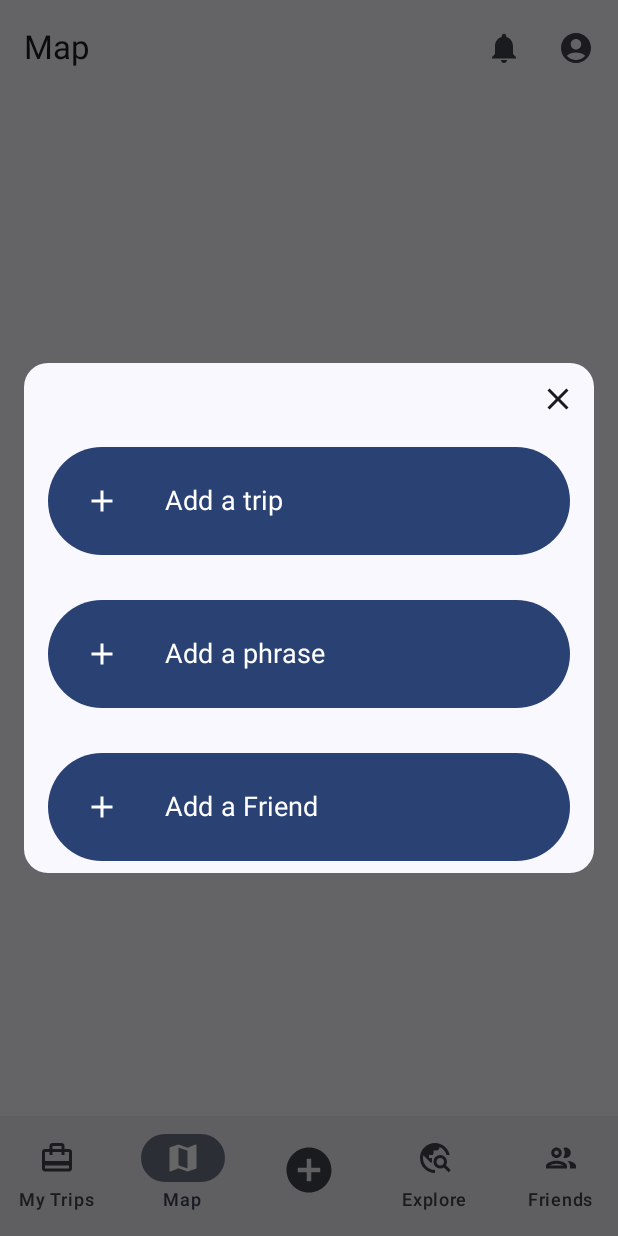
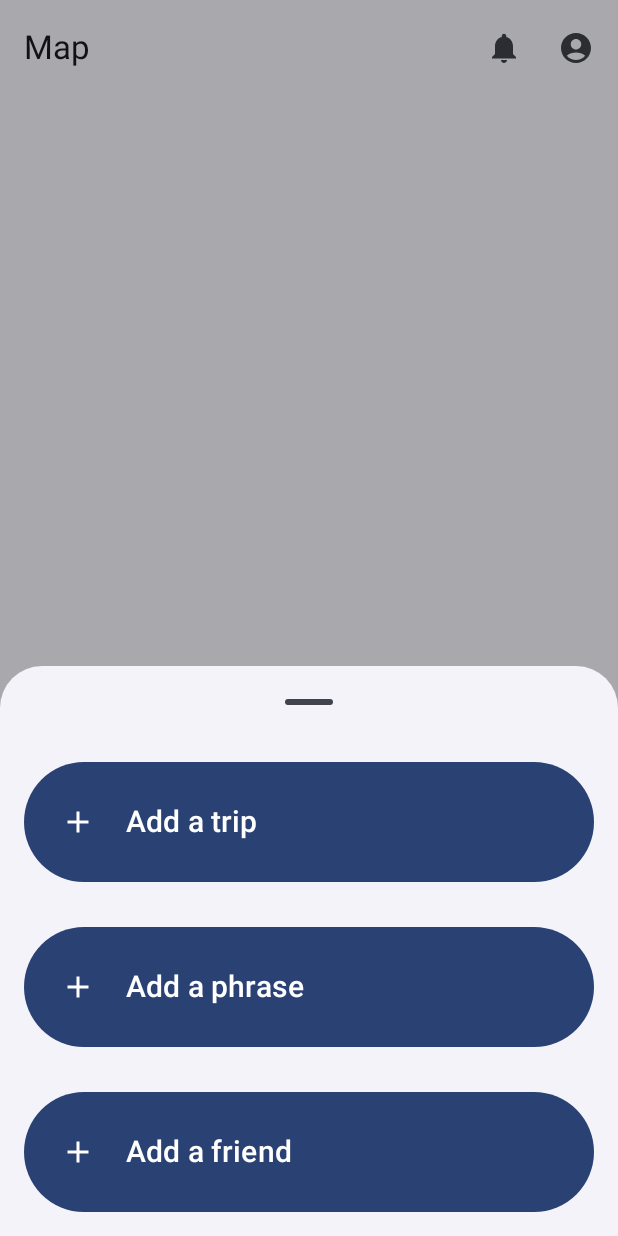
Before and after one commit to Maciek451/TravelBuddy, an Android app built with Jetpack Compose: the screen it shows after launch (MainActivity), item 3 of the bottom bar chosen, on a phone screen of 412 x 824 dp. Run offline under Robolectric (Android 15) with nearby library versions, the phone set to English and light mode, and no system bars.

Commit message:
Replace add dialog with bottom sheet dialog and update appbar with arrow back

```diff
--- a/ASTravelBuddy/app/src/main/java/uk/ac/aber/dcs/chm9360/travelbuddy/MainActivity.kt
+++ b/ASTravelBuddy/app/src/main/java/uk/ac/aber/dcs/chm9360/travelbuddy/MainActivity.kt
@@ -12,6 +12,7 @@ import androidx.compose.ui.Modifier
 import androidx.navigation.compose.NavHost
 import androidx.navigation.compose.composable
 import androidx.navigation.compose.rememberNavController
+import uk.ac.aber.dcs.chm9360.travelbuddy.ui.trip.AddTripScreen
 import uk.ac.aber.dcs.chm9360.travelbuddy.ui.about.AboutScreen
 import uk.ac.aber.dcs.chm9360.travelbuddy.ui.account.AccountScreen
 import uk.ac.aber.dcs.chm9360.travelbuddy.ui.authentication.SignInScreen
@@ -59,5 +60,6 @@ private fun BuildNavigationGraph() {
         composable(Screens.Notification.route) { NotificationScreen(navController) }
         composable(Screens.SignIn.route) { SignInScreen(navController) }
         composable(Screens.SignUp.route) { SignUpScreen(navController) }
+        composable(Screens.AddTrip.route) { AddTripScreen(navController) }
     }
 }
--- /dev/null
+++ b/ASTravelBuddy/app/src/main/java/uk/ac/aber/dcs/chm9360/travelbuddy/ui/add/AddBottomSheet.kt
@@ -0,0 +1,89 @@
+package uk.ac.aber.dcs.chm9360.travelbuddy.ui.add
+
+import androidx.compose.foundation.layout.Arrangement
+import androidx.compose.foundation.layout.Column
+import androidx.compose.foundation.layout.Spacer
+import androidx.compose.foundation.layout.fillMaxWidth
+import androidx.compose.foundation.layout.height
+import androidx.compose.foundation.layout.padding
+import androidx.compose.foundation.layout.width
+import androidx.compose.material.icons.Icons
+import androidx.compose.material.icons.filled.Add
+import androidx.compose.material3.Button
+import androidx.compose.material3.ExperimentalMaterial3Api
+import androidx.compose.material3.Icon
+import androidx.compose.material3.ModalBottomSheet
+import androidx.compose.material3.Text
+import androidx.compose.material3.rememberModalBottomSheetState
+import androidx.compose.runtime.Composable
+import androidx.compose.runtime.LaunchedEffect
+import androidx.compose.runtime.rememberCoroutineScope
+import androidx.compose.ui.Alignment
+import androidx.compose.ui.Modifier
+import androidx.compose.ui.graphics.vector.ImageVector
+import androidx.compose.ui.res.stringResource
+import androidx.compose.ui.unit.dp
+import androidx.compose.ui.unit.sp
+import androidx.navigation.NavHostController
+import kotlinx.coroutines.launch
+import uk.ac.aber.dcs.chm9360.travelbuddy.R
+import uk.ac.aber.dcs.chm9360.travelbuddy.ui.navigation.Screens
+
+@OptIn(ExperimentalMaterial3Api::class)
+@Composable
+fun AddBottomSheet(
+    navController: NavHostController,
+    showSheet: Boolean,
+    onDismiss: () -> Unit
+) {
+    val sheetState = rememberModalBottomSheetState()
+    val scope = rememberCoroutineScope()
+
+    if (showSheet) {
+        ModalBottomSheet(
+            onDismissRequest = onDismiss,
+            sheetState = sheetState
+        ) {
+            Column(
+                modifier = Modifier.fillMaxWidth()
+            ) {
+                Column(
+                    verticalArrangement = Arrangement.spacedBy(30.dp),
+                    horizontalAlignment = Alignment.CenterHorizontally,
+                    modifier = Modifier.padding(horizontal = 16.dp, vertical = 16.dp)
+                ) {
+                    AddButton(R.string.add_a_trip, Icons.Default.Add) { navController.navigate(Screens.AddTrip.route) }
+                    AddButton(R.string.add_a_phrase, Icons.Default.Add, onDismiss)
+                    AddButton(R.string.add_a_friend, Icons.Default.Add, onDismiss)
+                }
+            }
+        }
+        LaunchedEffect(sheetState) {
+            scope.launch {
+                sheetState.show()
+            }
+        }
+    }
+}
+
+@Composable
+private fun AddButton(
+    text: Int,
+    icon: ImageVector,
+    onClick: () -> Unit
+) {
+    Button(
+        onClick = onClick,
+        modifier = Modifier
+            .fillMaxWidth()
+            .height(80.dp),
+    ) {
+        Icon(icon, contentDescription = stringResource(id = R.string.add_icon))
+        Spacer(modifier = Modifier.width(20.dp))
+        Text(
+            text = stringResource(text),
+            Modifier.weight(1f),
+            fontSize = 20.sp,
+        )
+    }
+}
--- a/ASTravelBuddy/app/src/main/java/uk/ac/aber/dcs/chm9360/travelbuddy/ui/add/AddDialog.kt
+++ /dev/null
@@ -1,93 +0,0 @@
-package uk.ac.aber.dcs.chm9360.travelbuddy.ui.add
-
-import androidx.compose.foundation.layout.Arrangement
-import androidx.compose.foundation.layout.Column
-import androidx.compose.foundation.layout.Spacer
-import androidx.compose.foundation.layout.fillMaxWidth
-import androidx.compose.foundation.layout.height
-import androidx.compose.foundation.layout.padding
-import androidx.compose.foundation.layout.width
-import androidx.compose.foundation.shape.RoundedCornerShape
-import androidx.compose.material.icons.Icons
-import androidx.compose.material.icons.filled.Add
-import androidx.compose.material.icons.filled.Close
-import androidx.compose.material3.Button
-import androidx.compose.material3.Icon
-import androidx.compose.material3.IconButton
-import androidx.compose.material3.Surface
-import androidx.compose.material3.Text
-import androidx.compose.runtime.Composable
-import androidx.compose.ui.Alignment
-import androidx.compose.ui.Modifier
-import androidx.compose.ui.graphics.vector.ImageVector
-import androidx.compose.ui.res.stringResource
-import androidx.compose.ui.text.font.FontWeight
-import androidx.compose.ui.unit.dp
-import androidx.compose.ui.unit.sp
-import androidx.compose.ui.window.Dialog
-import androidx.navigation.NavHostController
-import uk.ac.aber.dcs.chm9360.travelbuddy.R
-
-@Composable
-fun AddDialog(
-    navController: NavHostController,
-    showDialog: Boolean,
-    onDismiss: () -> Unit
-) {
-    if (showDialog) {
-        Dialog(
-            onDismissRequest = onDismiss,
-            content = {
-                Surface(
-                    shape = RoundedCornerShape(16.dp),
-                    modifier = Modifier.padding(16.dp)
-                ) {
-                    Column(
-                        modifier = Modifier.fillMaxWidth()
-                    ) {
-                        IconButton(
-                            onClick = onDismiss,
-                            modifier = Modifier.align(Alignment.End)
-                        ) {
-                            Icon(Icons.Default.Close, contentDescription = "Close")
-                        }
-                        Column(
-                            verticalArrangement = Arrangement.spacedBy(30.dp),
-                            horizontalAlignment = Alignment.CenterHorizontally,
-                            modifier = Modifier.padding(horizontal = 16.dp, vertical = 8.dp)
-                        ) {
-                            AddButton(R.string.add_a_trip, Icons.Default.Add, onDismiss)
-                            AddButton(R.string.add_a_phrase, Icons.Default.Add, onDismiss)
-                            AddButton(R.string.add_a_friend, Icons.Default.Add, onDismiss)
-                        }
-                    }
-                }
-            }
-        )
-    }
-}
-
-@Composable
-private fun AddButton(
-    text: Int,
-    icon: ImageVector,
-    onClick: () -> Unit
-) {
-    Button(
-        onClick = onClick,
-        modifier = Modifier
-            .fillMaxWidth()
-            .height(72.dp),
-    ) {
-        Icon(icon, contentDescription = null)
-        Spacer(modifier = Modifier.width(30.dp))
-        Text(
-            text = stringResource(text),
-            Modifier
-                .weight(1f)
-                .padding(end = 16.dp), // Adjust padding if necessary
-            fontSize = 18.sp, // Set your desired font size here
-            fontWeight = FontWeight.Normal // Optionally adjust font weight
-        )
-    }
-}
--- a/ASTravelBuddy/app/src/main/java/uk/ac/aber/dcs/chm9360/travelbuddy/ui/components/AppBarWithArrowBack.kt
+++ b/ASTravelBuddy/app/src/main/java/uk/ac/aber/dcs/chm9360/travelbuddy/ui/components/AppBarWithArrowBack.kt
@@ -1,10 +1,12 @@
 package uk.ac.aber.dcs.chm9360.travelbuddy.ui.components
 
+import android.widget.Button
 import android.widget.Toast
 import androidx.compose.material.icons.Icons
 import androidx.compose.material.icons.filled.ArrowBack
 import androidx.compose.material.icons.filled.MoreVert
 import androidx.compose.material.icons.outlined.DeleteSweep
+import androidx.compose.material.icons.outlined.Done
 import androidx.compose.material3.CenterAlignedTopAppBar
 import androidx.compose.material3.DropdownMenu
 import androidx.compose.material3.DropdownMenuItem
@@ -30,7 +32,9 @@ fun AppBarWithArrowBack(
     appBarTitle: Int,
     showMoreIcon: Boolean = true,
     showRemoveIcon: Boolean = false,
-    alternateMenu: Boolean = false
+    alternateMenu: Boolean = false,
+    showSaveButton: Boolean = false,
+    navDestination: String? = null
 ) {
     var isMenuExpanded by rememberSaveable { mutableStateOf(false) }
 
@@ -47,6 +51,14 @@ fun AppBarWithArrowBack(
             }
         },
         actions = {
+            if (showSaveButton && navDestination != null) {
+                IconButton(onClick = { navController.navigate(navDestination) }) {
+                    Icon(
+                        Icons.Outlined.Done,
+                        contentDescription = stringResource(R.string.done_icon)
+                    )
+                }
+            }
             if (showRemoveIcon) {
                 IconButton(onClick = {  }) {
                     Icon(
--- a/ASTravelBuddy/app/src/main/java/uk/ac/aber/dcs/chm9360/travelbuddy/ui/components/MyNavigationBar.kt
+++ b/ASTravelBuddy/app/src/main/java/uk/ac/aber/dcs/chm9360/travelbuddy/ui/components/MyNavigationBar.kt
@@ -6,13 +6,11 @@ import androidx.compose.material.icons.Icons
 import androidx.compose.material.icons.filled.AddCircle
 import androidx.compose.material.icons.filled.CardTravel
 import androidx.compose.material.icons.filled.Group
-import androidx.compose.material.icons.filled.Luggage
 import androidx.compose.material.icons.filled.Map
 import androidx.compose.material.icons.filled.TravelExplore
 import androidx.compose.material.icons.outlined.AddCircle
 import androidx.compose.material.icons.outlined.CardTravel
 import androidx.compose.material.icons.outlined.Group
-import androidx.compose.material.icons.outlined.Luggage
 import androidx.compose.material.icons.outlined.Map
 import androidx.compose.material.icons.outlined.TravelExplore
 import androidx.compose.material3.Icon
@@ -33,7 +31,7 @@ import androidx.navigation.NavGraph.Companion.findStartDestination
 import androidx.navigation.NavHostController
 import androidx.navigation.compose.currentBackStackEntryAsState
 import uk.ac.aber.dcs.chm9360.travelbuddy.R
-import uk.ac.aber.dcs.chm9360.travelbuddy.ui.add.AddDialog
+import uk.ac.aber.dcs.chm9360.travelbuddy.ui.add.AddBottomSheet
 import uk.ac.aber.dcs.chm9360.travelbuddy.ui.navigation.Screens
 
 @Composable
@@ -51,7 +49,7 @@ fun MyNavigationBar(
             outlineIcon = Icons.Outlined.Map,
             label = stringResource(id = R.string.map)
         ),
-        Screens.Add to IconGroup(
+        Screens.AddSheet to IconGroup(
             filledIcon = Icons.Filled.AddCircle,
             outlineIcon = Icons.Outlined.AddCircle,
             label = ""
@@ -68,12 +66,12 @@ fun MyNavigationBar(
         )
     )
 
-    var showDialog by remember { mutableStateOf(false) }
+    var showBottomSheet by remember { mutableStateOf(false) }
 
-    AddDialog(
+    AddBottomSheet(
         navController = navController,
-        showDialog = showDialog,
-        onDismiss = { showDialog = false }
+        showSheet = showBottomSheet,
+        onDismiss = { showBottomSheet = false }
     )
 
     NavigationBar {
@@ -85,7 +83,7 @@ fun MyNavigationBar(
             val labelText = iconGroup.label
             NavigationBarItem(
                 icon = {
-                    if (screen == Screens.Add) {
+                    if (screen == Screens.AddSheet) {
                         Box(contentAlignment = Alignment.Center) {
                             Icon(
                                 imageVector = if (isSelected) Icons.Filled.AddCircle else Icons.Outlined.AddCircle,
@@ -100,11 +98,11 @@ fun MyNavigationBar(
                         )
                     }
                 },
-                label = { if (screen != Screens.Add) Text(labelText) },
+                label = { if (screen != Screens.AddSheet) Text(labelText) },
                 selected = isSelected,
                 onClick = {
-                    if (screen == Screens.Add) {
-                        showDialog = true
+                    if (screen == Screens.AddSheet) {
+                        showBottomSheet = true
                     } else {
                         navController.navigate(screen.route) {
                             popUpTo(navController.graph.findStartDestination().id) {
--- a/ASTravelBuddy/app/src/main/java/uk/ac/aber/dcs/chm9360/travelbuddy/ui/navigation/Screens.kt
+++ b/ASTravelBuddy/app/src/main/java/uk/ac/aber/dcs/chm9360/travelbuddy/ui/navigation/Screens.kt
@@ -5,7 +5,7 @@ sealed class Screens(
 ) {
     object MyTrips : Screens("my_trips")
     object Map : Screens("map")
-    object Add : Screens("add")
+    object AddSheet : Screens("add")
     object Explore : Screens("explore")
     object Friends : Screens("friends")
     object Account : Screens("account")
@@ -13,12 +13,13 @@ sealed class Screens(
     object Notification: Screens("notification")
     object SignIn: Screens("sign_in")
     object SignUp: Screens("sign_up")
+    object AddTrip: Screens("sign_up")
 }
 
 val screens = listOf(
     Screens.MyTrips,
     Screens.Map,
-    Screens.Add,
+    Screens.AddSheet,
     Screens.Explore,
     Screens.Friends
 )
--- /dev/null
+++ b/ASTravelBuddy/app/src/main/java/uk/ac/aber/dcs/chm9360/travelbuddy/ui/trip/AddTrip.kt
@@ -0,0 +1,20 @@
+package uk.ac.aber.dcs.chm9360.travelbuddy.ui.trip
+
+import androidx.compose.foundation.layout.Column
+import androidx.compose.runtime.Composable
+import androidx.navigation.NavHostController
+import uk.ac.aber.dcs.chm9360.travelbuddy.R
+import uk.ac.aber.dcs.chm9360.travelbuddy.ui.components.AppBarWithArrowBack
+import uk.ac.aber.dcs.chm9360.travelbuddy.ui.navigation.Screens
+
+@Composable
+fun AddTripScreen(
+    navController: NavHostController
+) {
+    val title = R.string.add_a_trip
+    val nextDestination = Screens.MyTrips.route
+
+    Column() {
+        AppBarWithArrowBack(navController, appBarTitle = title, showSaveButton = true, showMoreIcon = false, navDestination = nextDestination)
+    }
+}
--- a/ASTravelBuddy/app/src/main/res/values/strings.xml
+++ b/ASTravelBuddy/app/src/main/res/values/strings.xml
@@ -11,7 +11,7 @@
     <string name="add_icon">Add icon</string>
     <string name="add_a_trip">Add a trip</string>
     <string name="add_a_phrase">Add a phrase</string>
-    <string name="add_a_friend">Add a Friend</string>
+    <string name="add_a_friend">Add a friend</string>
     <string name="account">Account</string>
     <string name="more_icon">More icon</string>
     <string name="trips">Trips</string>
@@ -53,4 +53,6 @@
     <string name="password">Password</string>
     <string name="username">Username</string>
     <string name="signedOut">Signed out</string>
+    <string name="save">Save</string>
+    <string name="done_icon">Done icon</string>
 </resources>
```
